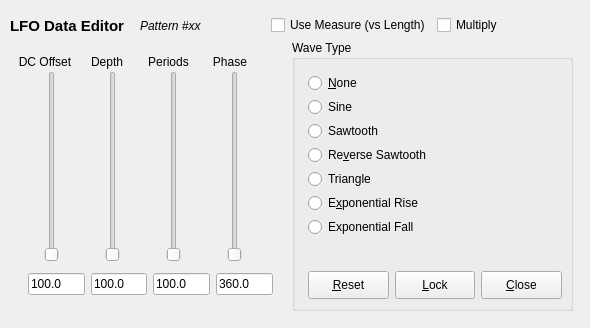
Above: seq_qt5/forms/qlfoframe.ui from ahlstromcj/seq66 before the change. Below: the same form after it.
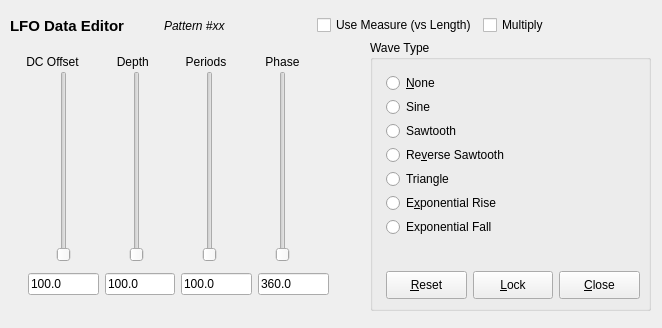
That is the form after the change.

```diff
--- a/seq_qt5/forms/qlfoframe.ui
+++ b/seq_qt5/forms/qlfoframe.ui
@@ -6,7 +6,7 @@
    <rect>
     <x>0</x>
     <y>0</y>
-    <width>590</width>
+    <width>662</width>
     <height>328</height>
    </rect>
   </property>
@@ -24,7 +24,7 @@
     <rect>
      <x>10</x>
      <y>10</y>
-     <width>551</width>
+     <width>621</width>
      <height>31</height>
     </rect>
    </property>
@@ -73,7 +73,7 @@
   <widget class="QGroupBox" name="m_wave_type_group">
    <property name="geometry">
     <rect>
-     <x>292</x>
+     <x>370</x>
      <y>40</y>
      <width>281</width>
      <height>271</height>
@@ -222,7 +222,7 @@
     <rect>
      <x>17</x>
      <y>52</y>
-     <width>241</width>
+     <width>301</width>
      <height>20</height>
     </rect>
    </property>
@@ -240,7 +240,7 @@
     <item>
      <widget class="QLabel" name="m_range_label">
       <property name="text">
-       <string>Depth</string>
+       <string>  Depth</string>
       </property>
       <property name="alignment">
        <set>Qt::AlignCenter</set>
@@ -274,7 +274,7 @@
     <rect>
      <x>4</x>
      <y>71</y>
-     <width>281</width>
+     <width>341</width>
      <height>191</height>
     </rect>
    </property>
@@ -326,7 +326,7 @@
     <rect>
      <x>28</x>
      <y>270</y>
-     <width>245</width>
+     <width>301</width>
      <height>29</height>
     </rect>
    </property>
```
